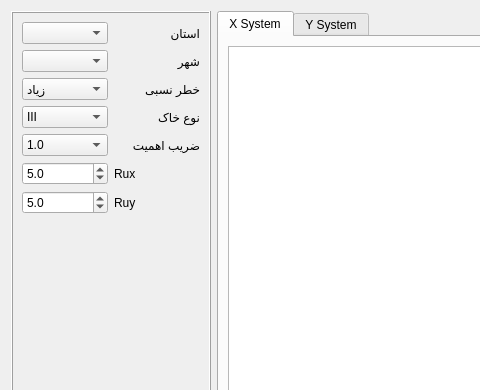
ebrahimraeyat/civilTools, file widgets/define/create_spectral.ui: the form before one commit; both pictures show x 0 to 480 and y 0 to 390 of the 1140 by 729 pixel window.
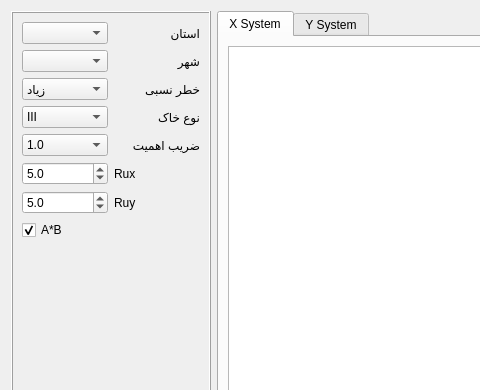
The form after the commit. Icons and pictures are not drawn. Custom widgets are drawn as their Qt base class.

Commit message: Option for create only A*B spectral

Patch:
```diff
--- a/widgets/define/create_spectral.ui
+++ b/widgets/define/create_spectral.ui
@@ -260,6 +260,16 @@
           </item>
          </layout>
         </item>
+        <item>
+         <widget class="QCheckBox" name="only_ab_checkbox">
+          <property name="text">
+           <string>A*B</string>
+          </property>
+          <property name="checked">
+           <bool>true</bool>
+          </property>
+         </widget>
+        </item>
         <item>
          <spacer name="verticalSpacer">
           <property name="orientation">
```
The commit also changes 1 other file.
